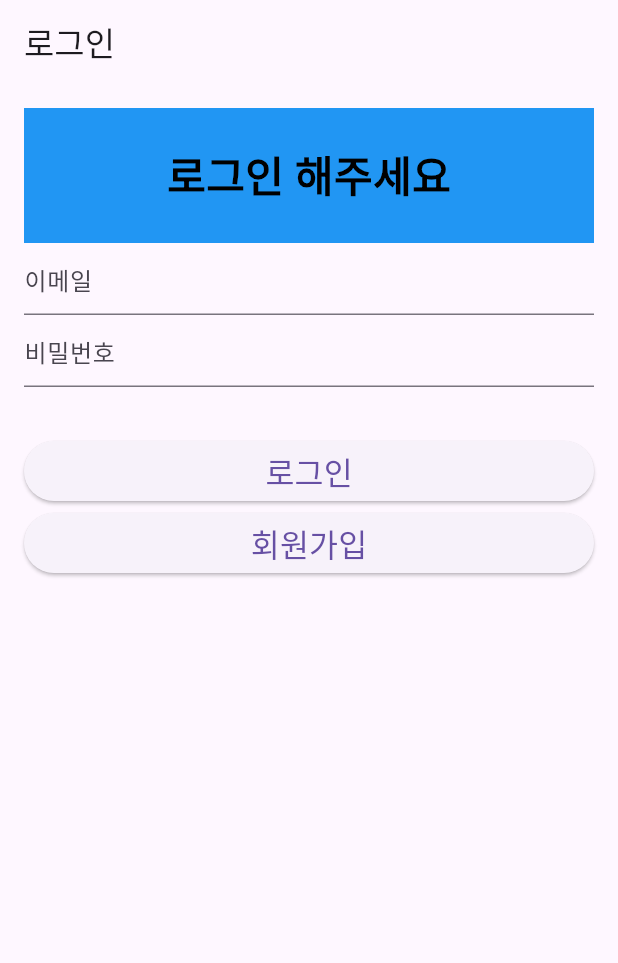
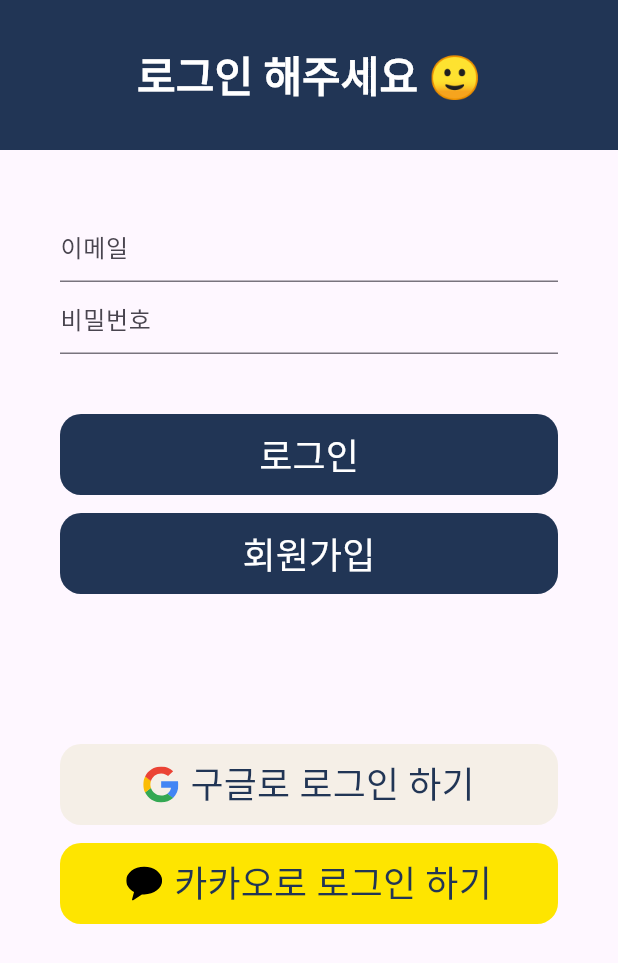
Before and after one commit to DECODINGBOT/2025_ESC, a Flutter app: the screen it shows after launch, on a phone screen of 412 x 824 dp. Shown: the top 963 px of the screen. Run offline on Flutter 3.47's test engine with Material 3 defaults, Android fonts, the phone set to English and light mode, and no system bars; our stand-ins replace firebase_auth, firebase_core, flutter_svg; accounts and stored records are empty.

Commit message:
sign-up UI complete

```diff
--- /dev/null
+++ b/devtools_options.yaml
@@ -0,0 +1,3 @@
+description: This file stores settings for Dart & Flutter DevTools.
+documentation: https://docs.flutter.dev/tools/devtools/extensions#configure-extension-enablement-states
+extensions:
--- a/lib/main.dart
+++ b/lib/main.dart
@@ -1,9 +1,11 @@
 import 'package:firebase_core/firebase_core.dart';
-import 'package:flutter/cupertino.dart';
 import 'package:flutter/material.dart';
 import 'package:provider/provider.dart';
-import 'package:sharing_items/auth_service.dart';
+import 'package:sharing_items/src/service/auth_service.dart';
 import 'package:sharing_items/src/service/theme_service.dart';
+
+import 'package:sharing_items/screens/login_screen.dart';
+import 'package:sharing_items/screens/home_screen.dart';
 
 void main() async {
   WidgetsFlutterBinding.ensureInitialized(); // main 함수에서 async 사용하기 위함
@@ -26,198 +28,18 @@ class MyApp extends StatelessWidget {
 
   @override
   Widget build(BuildContext context) {
+    //final user = context.read<AuthService>().currentUser();
+    final user = context.watch<AuthService>().currentUser();
     return MaterialApp(
       debugShowCheckedModeBanner: false,
-      home: LoginPage(),
+
+      ///수정된 부분
+      routes: {
+        '/login': (_) => LoginPage(),
+        '/home': (_) => HomePage(),
+      },
+
+      home: user == null ? LoginPage() : HomePage(),
     );
   }
 }
-
-/// 로그인 페이지
-class LoginPage extends StatefulWidget {
-  const LoginPage({Key? key}) : super(key: key);
-
-  @override
-  State<LoginPage> createState() => _LoginPageState();
-}
-
-class _LoginPageState extends State<LoginPage> {
-  TextEditingController emailController = TextEditingController();
-  TextEditingController passwordController = TextEditingController();
-
-  @override
-  Widget build(BuildContext context) {
-    return Scaffold(
-      appBar: AppBar(title: Text("로그인")),
-      body: SingleChildScrollView(
-        padding: const EdgeInsets.all(16),
-        child: Column(
-          crossAxisAlignment: CrossAxisAlignment.stretch,
-          children: [
-            Container(
-              width: double.infinity,
-              color: Colors.blue,
-              padding: EdgeInsets.only(top:24, bottom: 24),
-              child: Center(
-                child: Text(
-                  "로그인 해주세요",
-                  style: TextStyle(
-                    fontSize: 28,
-                    fontWeight: FontWeight.bold,
-                    color: Colors.black,
-                  ),
-                ),
-              )
-            ),
-            /*
-            /// 현재 유저 로그인 상태
-            Center(
-              child: Text(
-                "로그인해 주세요 🙂",
-                style: TextStyle(
-                  fontSize: 24,
-                ),
-              ),
-            ),
-            SizedBox(height: 32),
-            */
-            /// 이메일
-            TextField(
-              controller: emailController,
-              decoration: InputDecoration(hintText: "이메일"),
-            ),
-
-            /// 비밀번호
-            TextField(
-              controller: passwordController,
-              obscureText: false, // 비밀번호 안보이게
-              decoration: InputDecoration(hintText: "비밀번호"),
-            ),
-            SizedBox(height: 32),
-
-            /// 로그인 버튼
-            ElevatedButton(
-              child: Text("로그인", style: TextStyle(fontSize: 21)),
-              onPressed: () {
-                // 로그인 성공시 HomePage로 이동
-                Navigator.pushReplacement(
-                  context,
-                  MaterialPageRoute(builder: (_) => HomePage()),
-                );
-              },
-            ),
-
-            /// 회원가입 버튼
-            ElevatedButton(
-              child: Text("회원가입", style: TextStyle(fontSize: 21)),
-              onPressed: () {
-                // 회원가입
-                print("sign up");
-              },
-            ),
-          ],
-        ),
-      ),
-    );
-  }
-}
-
-/// 홈페이지
-class HomePage extends StatefulWidget {
-  const HomePage({Key? key}) : super(key: key);
-
-  @override
-  State<HomePage> createState() => _HomePageState();
-}
-
-class _HomePageState extends State<HomePage> {
-  TextEditingController jobController = TextEditingController();
-
-  @override
-  Widget build(BuildContext context) {
-    return Scaffold(
-      appBar: AppBar(
-        title: Text("버킷 리스트"),
-        actions: [
-          TextButton(
-            child: Text("로그아웃"),
-            onPressed: () {
-              print("sign out");
-              // 로그인 페이지로 이동
-              Navigator.pushReplacement(
-                context,
-                MaterialPageRoute(builder: (context) => LoginPage()),
-              );
-            },
-          ),
-        ],
-      ),
-      body: Column(
-        children: [
-          /// 입력창
-          Padding(
-            padding: const EdgeInsets.all(8),
-            child: Row(
-              children: [
-                /// 텍스트 입력창
-                Expanded(
-                  child: TextField(
-                    controller: jobController,
-                    decoration: InputDecoration(
-                      hintText: "하고 싶은 일을 입력해주세요.",
-                    ),
-                  ),
-                ),
-
-                /// 추가 버튼
-                ElevatedButton(
-                  child: Icon(Icons.add),
-                  onPressed: () {
-                    // create bucket
-                    if (jobController.text.isNotEmpty) {
-                      print("create bucket");
-                    }
-                  },
-                ),
-              ],
-            ),
-          ),
-          Divider(height: 1),
-
-          /// 버킷 리스트
-          Expanded(
-            child: ListView.builder(
-              itemCount: 5,
-              itemBuilder: (context, index) {
-                String job = "$index";
-                bool isDone = false;
-                return ListTile(
-                  title: Text(
-                    job,
-                    style: TextStyle(
-                      fontSize: 24,
-                      color: isDone ? Colors.grey : Colors.black,
-                      decoration: isDone
-                          ? TextDecoration.lineThrough
-                          : TextDecoration.none,
-                    ),
-                  ),
-                  // 삭제 아이콘 버튼
-                  trailing: IconButton(
-                    icon: Icon(CupertinoIcons.delete),
-                    onPressed: () {
-                      // 삭제 버튼 클릭시
-                    },
-                  ),
-                  onTap: () {
-                    // 아이템 클릭하여 isDone 업데이트
-                  },
-                );
-              },
-            ),
-          ),
-        ],
-      ),
-    );
-  }
-}
--- /dev/null
+++ b/lib/screens/login_screen.dart
@@ -0,0 +1,257 @@
+import 'package:flutter/material.dart';
+import 'package:flutter_svg/svg.dart';
+import 'package:provider/provider.dart';
+import 'package:sharing_items/src/service/auth_service.dart';
+
+/// 로그인 페이지
+class LoginPage extends StatefulWidget {
+  const LoginPage({Key? key}) : super(key: key);
+
+  @override
+  State<LoginPage> createState() => _LoginPageState();
+}
+
+class _LoginPageState extends State<LoginPage> {
+  TextEditingController emailController = TextEditingController();
+  TextEditingController passwordController = TextEditingController();
+
+  @override
+  Widget build(BuildContext context) {
+    return Consumer<AuthService>(builder: (context, authService, child) {
+      final user = authService.currentUser();
+      return Scaffold(
+        appBar: PreferredSize(
+          preferredSize: Size.fromHeight(100),
+          child: AppBar(
+            centerTitle: true,
+            title: Padding(
+              padding: EdgeInsets.symmetric(vertical: 8.0),
+              child: Text(
+                user == null ? "로그인 해주세요 🙂" : "${user.email}님 안녕하세요 👋",
+                //"로그인 해주세요",
+                style: TextStyle(
+                  fontSize: 28,
+                  fontWeight: FontWeight.bold,
+                  color: Colors.white,
+                ),
+              ),
+            ),
+            toolbarHeight: 120.0,
+            backgroundColor: const Color(0xFF213555)
+          ),
+        ),
+        body: SingleChildScrollView(
+          padding: const EdgeInsets.all(40),
+          child: Column(
+            crossAxisAlignment: CrossAxisAlignment.stretch,
+            children: [
+              /// 이메일
+              TextField(
+                controller: emailController,
+                decoration: InputDecoration(hintText: "이메일"),
+              ),
+
+              /// 비밀번호
+              TextField(
+                controller: passwordController,
+                obscureText: false, // 비밀번호 안보이게
+                decoration: InputDecoration(hintText: "비밀번호"),
+              ),
+              SizedBox(height: 40),
+
+              ///로그인, 회원가입, 구글, 카카오 버튼
+              loginButtons(authService),
+            ],
+          ),
+        ),
+      );
+    },);
+  }
+
+  Widget loginButtons(AuthService authService){
+    return LayoutBuilder(
+      builder: (context, constraints) {
+        return Container(
+          width: constraints.maxWidth,
+          child: Column(
+            mainAxisSize: MainAxisSize.min,
+            children: [
+              signInButton(authService),
+              const SizedBox(height: 12),
+              signUpButton(authService),
+              const SizedBox(height: 100),
+              signInWithGoogle(),
+              const SizedBox(height: 12),
+              signInWithKakao(),
+              const SizedBox(height: 12),
+            ],
+          )
+        );
+      },
+    );
+  }
+
+  Widget signInButton(AuthService authService) {
+    return SizedBox(
+      width: double.infinity,
+      height: 54,
+      child: ElevatedButton(
+        style: ElevatedButton.styleFrom(
+          backgroundColor: const Color(0xFF213555),
+          shape: RoundedRectangleBorder(
+            borderRadius: BorderRadius.circular(14),
+          ),
+          elevation: 0,
+        ),
+        child: Text(
+          "로그인",
+          style: TextStyle(
+            fontSize: 24,
+            color: Colors.white,
+          ),
+        ),
+        onPressed: () {
+          // 로그인
+          authService.signIn(
+            email: emailController.text,
+            password: passwordController.text,
+            onSuccess: () {
+              // 로그인 성공
+              ScaffoldMessenger.of(context).showSnackBar(SnackBar(
+                content: Text("로그인 성공"),
+              ));
+              // HomePage로 이동
+              /*
+              Navigator.pushReplacement(
+                context,
+                MaterialPageRoute(builder: (context) => HomePage()),
+              );
+              */
+              Navigator.pushReplacementNamed(context, '/home');
+            },
+            onError: (err) {
+              // 에러 발생
+              ScaffoldMessenger.of(context).showSnackBar(SnackBar(
+                content: Text(err),
+              ));
+            },
+          );
+        },
+      ),
+    );
+  }
+
+  Widget signUpButton(AuthService authService) {
+    return SizedBox(
+      width: double.infinity,
+      height: 54,
+      child: ElevatedButton(
+        style: ElevatedButton.styleFrom(
+          backgroundColor: const Color(0xFF213555),
+          shape: RoundedRectangleBorder(
+            borderRadius: BorderRadius.circular(14),
+          ),
+          elevation: 0,
+        ),
+        child: const Text(
+          "회원가입",
+          style: TextStyle(
+            fontSize: 24,
+            color: Colors.white,
+          ),
+        ),
+        onPressed: () {
+          // 회원가입
+          authService.signUp(
+            email: emailController.text,
+            password: passwordController.text,
+            onSuccess: () {
+              // 회원가입 성공
+              ScaffoldMessenger.of(context).showSnackBar(SnackBar(
+                content: Text("회원가입 성공"),
+              ));
+            },
+            onError: (err) {
+              // 에러 발생
+              ScaffoldMessenger.of(context).showSnackBar(SnackBar(
+		            content: Text(err),
+		          ));
+            },
+          );
+        },
+      ),
+    );
+  }
+
+  Widget signInWithGoogle() {
+    return SizedBox(
+      width: double.infinity,
+      height: 54,
+      child: ElevatedButton(
+        style: ElevatedButton.styleFrom(
+          backgroundColor: const Color(0xFFF5EFE7),
+          shape: RoundedRectangleBorder(
+            borderRadius: BorderRadius.circular(14),
+          ),
+          elevation: 0,
+        ),
+        child: Row(
+          mainAxisAlignment: MainAxisAlignment.center,
+          children: [
+            SvgPicture.asset(
+              'assets/icons/google_logo.svg',
+              height: 24,
+            ),
+            const SizedBox(width: 8),
+            const Text(
+              '구글로 로그인 하기',
+              style: TextStyle(
+                fontSize: 24,
+                color: Color(0xFF213555),
+              ),
+            ),
+          ],
+        ),
+        onPressed: () {
+          Navigator.pushReplacementNamed(context, '/home');
+        },
+      ),
+    );
+  }
+
+  Widget signInWithKakao() {
+    return SizedBox(
+      width: double.infinity,
+      height: 54,
+      child: ElevatedButton(
+        style: ElevatedButton.styleFrom(
+          backgroundColor: const Color(0xFFFEE500),
+          shape: RoundedRectangleBorder(
+            borderRadius: BorderRadius.circular(14),
+          ),
+          elevation: 0,
+        ),
+        child: Row(
+          mainAxisAlignment: MainAxisAlignment.center,
+          children: [
+            SvgPicture.asset(
+              'assets/icons/kakao_logo.svg',
+              height: 24,
+            ),
+            const SizedBox(width: 8),
+            const Text(
+              '카카오로 로그인 하기',
+              style: TextStyle(
+                fontSize: 24,
+                color: Color(0xFF213555),
+              ),
+            ),
+          ],
+        ),
+        onPressed: () {
+          Navigator.pushReplacementNamed(context, '/home');
+        },
+      ),
+    );
+  }
+}
--- a/pubspec.yaml
+++ b/pubspec.yaml
@@ -39,6 +39,7 @@ dependencies:
   cloud_firestore: ^6.0.0
   provider: ^6.1.5
   flutter_svg: ^2.2.0
+  google_sign_in: ^6.2.1
 
 dev_dependencies:
   flutter_test:
```
Also changed, not shown: lib/auth_service.dart (deleted, +0 -30 lines), lib/screens/home_screen.dart (added, +146 -0 lines), lib/src/service/auth_service.dart (added, +83 -0 lines), assets/icons/google_logo.svg (added), assets/icons/kakao_logo.svg (added), pubspec.lock, 1 other file.
